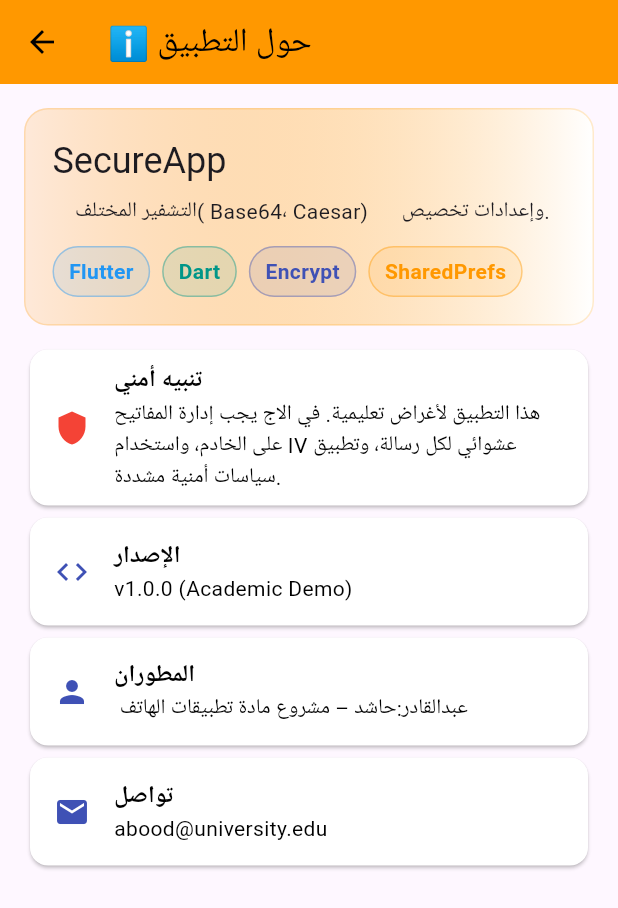
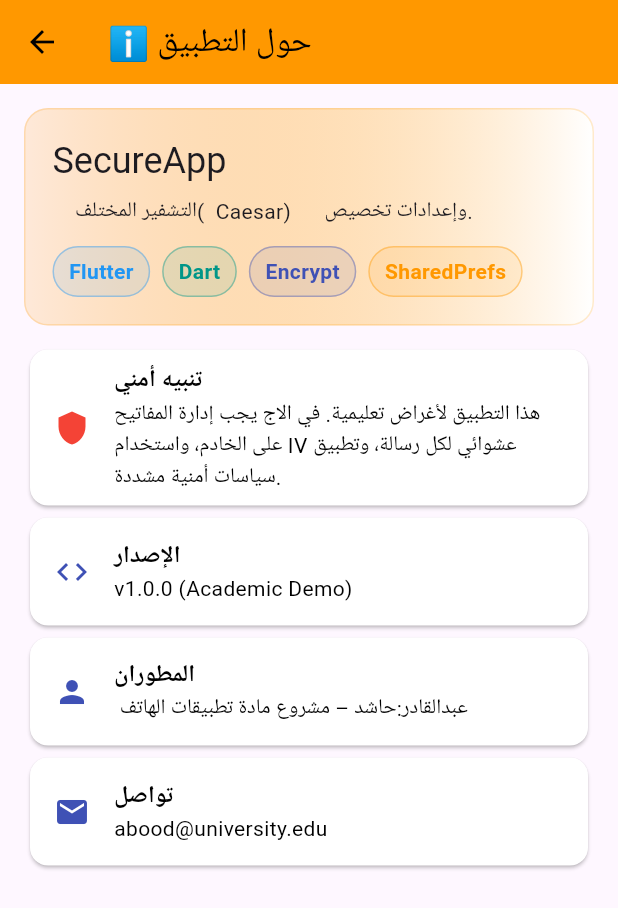
Before and after one commit to hashedalmaswi/my-project, a Flutter app: the screen it shows after launch, after a tap on "حول التطبيق", on a phone screen of 412 x 824 dp. Shown: the top 908 px of the screen. Run offline on Flutter 3.47's test engine with Material 3 defaults, Android fonts, the phone set to English and light mode, and no system bars; our stand-ins replace shared_preferences; missing offline and left inert: encrypt.

```diff
--- a/lib/about_page.dart
+++ b/lib/about_page.dart
@@ -50,7 +50,7 @@ class AboutPage extends StatelessWidget {
                 Text('SecureApp', style: Theme.of(context).textTheme.headlineSmall),
                 const SizedBox(height: 8),
                 const Text(
-                  '    التشفير المختلف( Base64، Caesar) '
+                  '    التشفير المختلف(  Caesar) '
                       '     وإعدادات تخصيص.',
                 ),
                 const SizedBox(height: 12),
```
